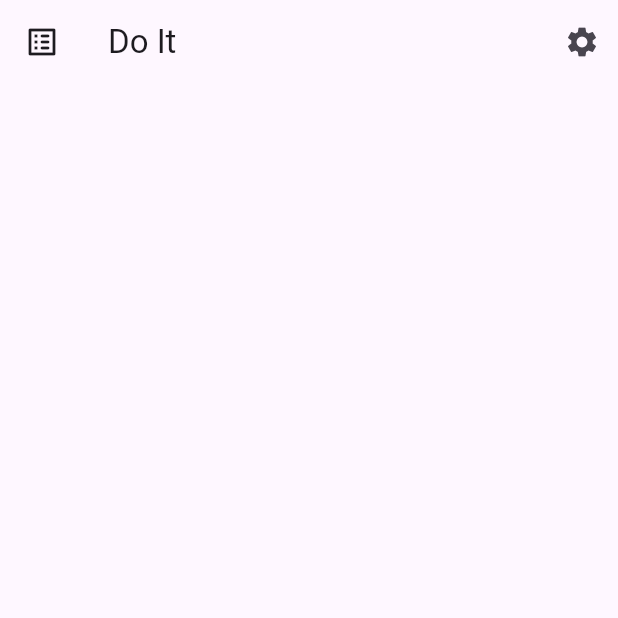
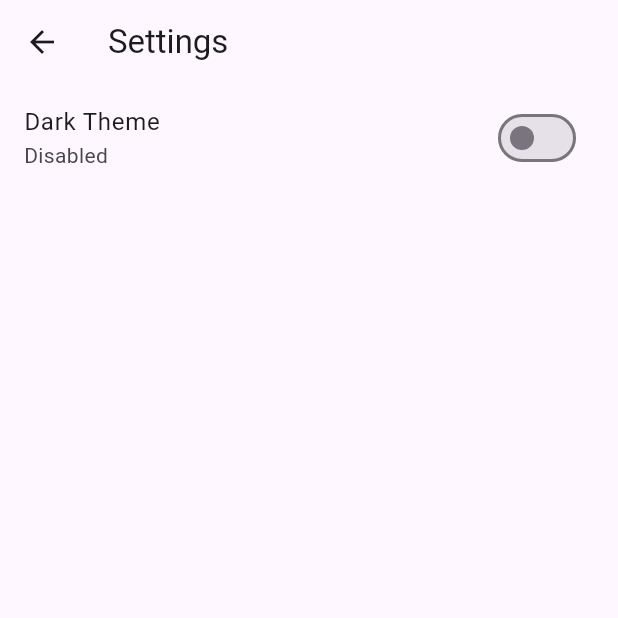
Before and after one commit to prateekthakur272/do_it, a Flutter app: the screen it shows after launch, after a tap on the "settings" icon, on a phone screen of 412 x 824 dp, the top half of it. Run offline on Flutter 3.47's test engine with Material 2 defaults, Android fonts, the phone set to English and light mode, and no system bars.

Commit message:
adds settings screen

```diff
--- a/lib/home_screen.dart
+++ b/lib/home_screen.dart
@@ -1,3 +1,4 @@
+import 'package:do_it/settings_screen.dart';
 import 'package:flutter/material.dart';
 class HomeScreen extends StatefulWidget {
   const HomeScreen({super.key});
@@ -14,7 +15,9 @@ class _HomeScreenState extends State<HomeScreen> {
         title: const Text('Do It'),
         leading: IconButton(onPressed: (){}, icon: const Icon(Icons.list_alt_rounded),),
         actions: [
-          IconButton(onPressed: (){}, icon: const Icon(Icons.settings))
+          IconButton(onPressed: (){
+            Navigator.push(context, MaterialPageRoute( builder: (BuildContext context) => const SettingsScreen()));
+          }, icon: const Icon(Icons.settings))
         ],
       ),
     );
--- /dev/null
+++ b/lib/settings_screen.dart
@@ -0,0 +1,35 @@
+import 'package:do_it/main.dart';
+import 'package:flutter/material.dart';
+
+class SettingsScreen extends StatefulWidget {
+  const SettingsScreen({super.key});
+
+  @override
+  State<SettingsScreen> createState() => _SettingsScreenState();
+}
+
+class _SettingsScreenState extends State<SettingsScreen> {
+  bool themeSwitch = false;
+  @override
+  Widget build(BuildContext context) {
+    return Scaffold(
+      appBar: AppBar(
+        title: const Text('Settings'),
+      ),
+      body: ListView(
+        children: [
+          SwitchListTile(
+            value: themeSwitch,
+            onChanged: (value) {
+              setState(() {
+                themeSwitch = !themeSwitch;
+              });
+            },
+            title: const Text('Dark Theme'),
+            subtitle: Text(themeSwitch?'Enabled':'Disabled'),
+          )
+        ],
+      ),
+    );
+  }
+}
```
